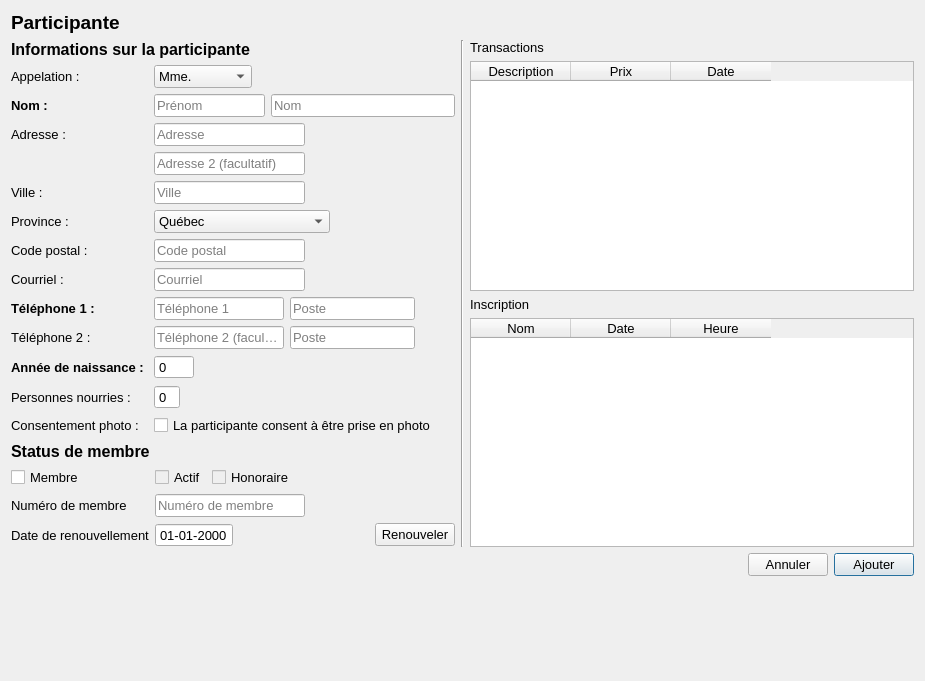
Above: guide/interface/ui/participante.ui from samueldrouin/PyGuide before the change. Below: the same form after it.
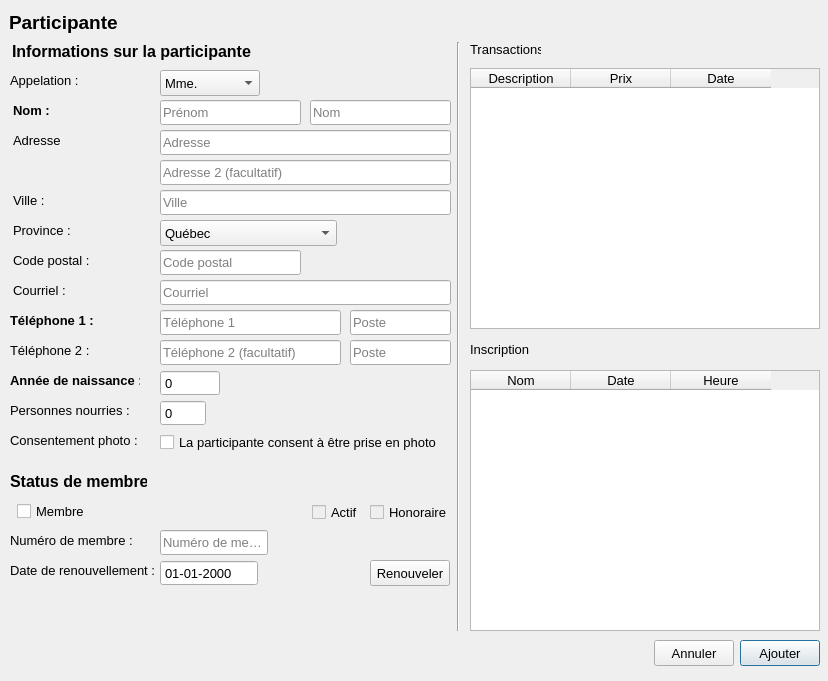
That is the form after the change.

Commit message: Amélioration de l'interface du dialog des participante

```diff
--- a/guide/interface/ui/participante.ui
+++ b/guide/interface/ui/participante.ui
@@ -6,14 +6,14 @@
    <rect>
     <x>0</x>
     <y>0</y>
-    <width>925</width>
+    <width>828</width>
     <height>681</height>
    </rect>
   </property>
   <property name="minimumSize">
    <size>
-    <width>925</width>
-    <height>681</height>
+    <width>0</width>
+    <height>0</height>
    </size>
   </property>
   <property name="font">
@@ -25,9 +25,15 @@
   <property name="windowTitle">
    <string>Participante</string>
   </property>
-  <layout class="QVBoxLayout" name="verticalLayout_8">
-   <item>
     <widget class="QLabel" name="lbl_title">
+   <property name="geometry">
+    <rect>
+     <x>9</x>
+     <y>9</y>
+     <width>108</width>
+     <height>26</height>
+    </rect>
+   </property>
      <property name="sizePolicy">
       <sizepolicy hsizetype="Fixed" vsizetype="Fixed">
        <horstretch>0</horstretch>
@@ -45,15 +51,28 @@
       <string>Participante</string>
      </property>
     </widget>
-   </item>
-   <item>
-    <layout class="QHBoxLayout" name="horizontalLayout_17">
-     <item>
-      <layout class="QVBoxLayout" name="verticalLayout_3">
-       <item>
-        <layout class="QVBoxLayout" name="verticalLayout_2">
-         <item>
+  <widget class="Line" name="line">
+   <property name="geometry">
+    <rect>
+     <x>450</x>
+     <y>42</y>
+     <width>16</width>
+     <height>589</height>
+    </rect>
+   </property>
+   <property name="orientation">
+    <enum>Qt::Vertical</enum>
+   </property>
+  </widget>
           <widget class="QLabel" name="label_17">
+   <property name="geometry">
+    <rect>
+     <x>12</x>
+     <y>40</y>
+     <width>239</width>
+     <height>22</height>
+    </rect>
+   </property>
            <property name="font">
             <font>
              <pointsize>12</pointsize>
@@ -65,16 +84,215 @@
             <string>Informations sur la participante</string>
            </property>
           </widget>
-         </item>
-         <item>
-          <layout class="QFormLayout" name="formLayout">
-           <property name="labelAlignment">
-            <set>Qt::AlignLeading|Qt::AlignLeft|Qt::AlignVCenter</set>
-           </property>
-           <item row="0" column="1">
-            <layout class="QHBoxLayout" name="horizontalLayout_4">
-             <item>
+  <widget class="QLabel" name="label">
+   <property name="geometry">
+    <rect>
+     <x>13</x>
+     <y>100</y>
+     <width>41</width>
+     <height>21</height>
+    </rect>
+   </property>
+   <property name="font">
+    <font>
+     <weight>75</weight>
+     <bold>true</bold>
+    </font>
+   </property>
+   <property name="text">
+    <string>Nom : </string>
+   </property>
+  </widget>
+  <widget class="QLabel" name="label_3">
+   <property name="geometry">
+    <rect>
+     <x>13</x>
+     <y>130</y>
+     <width>52</width>
+     <height>21</height>
+    </rect>
+   </property>
+   <property name="text">
+    <string>Adresse :</string>
+   </property>
+  </widget>
+  <widget class="QLabel" name="label_13">
+   <property name="geometry">
+    <rect>
+     <x>13</x>
+     <y>173</y>
+     <width>16</width>
+     <height>17</height>
+    </rect>
+   </property>
+   <property name="text">
+    <string/>
+   </property>
+  </widget>
+  <widget class="QLabel" name="label_4">
+   <property name="geometry">
+    <rect>
+     <x>13</x>
+     <y>190</y>
+     <width>35</width>
+     <height>21</height>
+    </rect>
+   </property>
+   <property name="text">
+    <string>Ville : </string>
+   </property>
+  </widget>
+  <widget class="QLabel" name="label_5">
+   <property name="geometry">
+    <rect>
+     <x>13</x>
+     <y>220</y>
+     <width>59</width>
+     <height>21</height>
+    </rect>
+   </property>
+   <property name="text">
+    <string>Province : </string>
+   </property>
+  </widget>
+  <widget class="QLabel" name="label_6">
+   <property name="geometry">
+    <rect>
+     <x>13</x>
+     <y>250</y>
+     <width>79</width>
+     <height>21</height>
+    </rect>
+   </property>
+   <property name="text">
+    <string>Code postal : </string>
+   </property>
+  </widget>
+  <widget class="QLabel" name="label_7">
+   <property name="geometry">
+    <rect>
+     <x>10</x>
+     <y>310</y>
+     <width>85</width>
+     <height>21</height>
+    </rect>
+   </property>
+   <property name="font">
+    <font>
+     <weight>75</weight>
+     <bold>true</bold>
+    </font>
+   </property>
+   <property name="text">
+    <string>Téléphone 1 : </string>
+   </property>
+  </widget>
+  <widget class="QLabel" name="label_8">
+   <property name="geometry">
+    <rect>
+     <x>10</x>
+     <y>340</y>
+     <width>80</width>
+     <height>21</height>
+    </rect>
+   </property>
+   <property name="text">
+    <string>Téléphone 2 : </string>
+   </property>
+  </widget>
+  <widget class="QLabel" name="lbl_annee_naissance">
+   <property name="geometry">
+    <rect>
+     <x>10</x>
+     <y>370</y>
+     <width>130</width>
+     <height>21</height>
+    </rect>
+   </property>
+   <property name="font">
+    <font>
+     <weight>75</weight>
+     <bold>true</bold>
+    </font>
+   </property>
+   <property name="text">
+    <string>Année de naissance : </string>
+   </property>
+  </widget>
+  <widget class="QLabel" name="lbl_personne_nourries">
+   <property name="geometry">
+    <rect>
+     <x>10</x>
+     <y>400</y>
+     <width>119</width>
+     <height>21</height>
+    </rect>
+   </property>
+   <property name="text">
+    <string>Personnes nourries : </string>
+   </property>
+  </widget>
+  <widget class="QLabel" name="lbl_consentement">
+   <property name="geometry">
+    <rect>
+     <x>10</x>
+     <y>430</y>
+     <width>132</width>
+     <height>21</height>
+    </rect>
+   </property>
+   <property name="text">
+    <string>Consentement photo : </string>
+   </property>
+  </widget>
+  <widget class="QLabel" name="label_2">
+   <property name="geometry">
+    <rect>
+     <x>10</x>
+     <y>70</y>
+     <width>73</width>
+     <height>21</height>
+    </rect>
+   </property>
+   <property name="text">
+    <string>Appelation : </string>
+   </property>
+  </widget>
+  <widget class="QCheckBox" name="cbx_photo">
+   <property name="geometry">
+    <rect>
+     <x>160</x>
+     <y>430</y>
+     <width>282</width>
+     <height>24</height>
+    </rect>
+   </property>
+   <property name="text">
+    <string>La participante consent à être prise en photo</string>
+   </property>
+  </widget>
+  <widget class="QLabel" name="label_12">
+   <property name="geometry">
+    <rect>
+     <x>13</x>
+     <y>280</y>
+     <width>56</width>
+     <height>21</height>
+    </rect>
+   </property>
+   <property name="text">
+    <string>Courriel : </string>
+   </property>
+  </widget>
               <widget class="QComboBox" name="cbx_appelation">
+   <property name="geometry">
+    <rect>
+     <x>160</x>
+     <y>70</y>
+     <width>100</width>
+     <height>26</height>
+    </rect>
+   </property>
                <item>
                 <property name="text">
                  <string>Mme.</string>
@@ -111,76 +329,15 @@
                 </property>
                </item>
               </widget>
-             </item>
-             <item>
-              <spacer name="horizontalSpacer">
-               <property name="orientation">
-                <enum>Qt::Horizontal</enum>
-               </property>
-               <property name="sizeHint" stdset="0">
-                <size>
-                 <width>40</width>
-                 <height>20</height>
-                </size>
-               </property>
-              </spacer>
-             </item>
-            </layout>
-           </item>
-           <item row="1" column="0">
-            <widget class="QLabel" name="label">
-             <property name="font">
-              <font>
-               <weight>75</weight>
-               <bold>true</bold>
-              </font>
-             </property>
-             <property name="text">
-              <string>Nom : </string>
-             </property>
-            </widget>
-           </item>
-           <item row="1" column="1">
-            <layout class="QHBoxLayout" name="horizontalLayout">
-             <item>
-              <widget class="QLineEdit" name="txt_prenom">
-               <property name="sizePolicy">
-                <sizepolicy hsizetype="Expanding" vsizetype="Fixed">
-                 <horstretch>3</horstretch>
-                 <verstretch>0</verstretch>
-                </sizepolicy>
-               </property>
-               <property name="placeholderText">
-                <string>Prénom</string>
-               </property>
-              </widget>
-             </item>
-             <item>
-              <widget class="QLineEdit" name="txt_nom">
-               <property name="sizePolicy">
-                <sizepolicy hsizetype="Expanding" vsizetype="Fixed">
-                 <horstretch>5</horstretch>
-                 <verstretch>0</verstretch>
-                </sizepolicy>
-               </property>
-               <property name="placeholderText">
-                <string>Nom</string>
-               </property>
-              </widget>
-             </item>
-            </layout>
-           </item>
-           <item row="2" column="0">
-            <widget class="QLabel" name="label_3">
-             <property name="text">
-              <string>Adresse :</string>
-             </property>
-            </widget>
-           </item>
-           <item row="2" column="1">
-            <layout class="QHBoxLayout" name="horizontalLayout_5">
-             <item>
               <widget class="QLineEdit" name="txt_adresse1">
+   <property name="geometry">
+    <rect>
+     <x>160</x>
+     <y>130</y>
+     <width>291</width>
+     <height>25</height>
+    </rect>
+   </property>
                <property name="sizePolicy">
                 <sizepolicy hsizetype="Expanding" vsizetype="Fixed">
                  <horstretch>0</horstretch>
@@ -191,95 +348,41 @@
                 <string>Adresse</string>
                </property>
               </widget>
-             </item>
-             <item>
-              <spacer name="horizontalSpacer_3">
-               <property name="orientation">
-                <enum>Qt::Horizontal</enum>
-               </property>
-               <property name="sizeHint" stdset="0">
-                <size>
-                 <width>40</width>
-                 <height>20</height>
-                </size>
-               </property>
-              </spacer>
-             </item>
-            </layout>
-           </item>
-           <item row="3" column="0">
-            <widget class="QLabel" name="label_13">
-             <property name="text">
-              <string/>
-             </property>
-            </widget>
-           </item>
-           <item row="3" column="1">
-            <layout class="QHBoxLayout" name="horizontalLayout_6">
-             <item>
               <widget class="QLineEdit" name="txt_adresse2">
+   <property name="geometry">
+    <rect>
+     <x>160</x>
+     <y>160</y>
+     <width>291</width>
+     <height>25</height>
+    </rect>
+   </property>
                <property name="placeholderText">
                 <string>Adresse 2 (facultatif)</string>
                </property>
               </widget>
-             </item>
-             <item>
-              <spacer name="horizontalSpacer_2">
-               <property name="orientation">
-                <enum>Qt::Horizontal</enum>
-               </property>
-               <property name="sizeHint" stdset="0">
-                <size>
-                 <width>40</width>
-                 <height>20</height>
-                </size>
-               </property>
-              </spacer>
-             </item>
-            </layout>
-           </item>
-           <item row="4" column="0">
-            <widget class="QLabel" name="label_4">
-             <property name="text">
-              <string>Ville : </string>
-             </property>
-            </widget>
-           </item>
-           <item row="4" column="1">
-            <layout class="QHBoxLayout" name="horizontalLayout_7">
-             <item>
               <widget class="QLineEdit" name="txt_ville">
+   <property name="geometry">
+    <rect>
+     <x>160</x>
+     <y>190</y>
+     <width>291</width>
+     <height>25</height>
+    </rect>
+   </property>
                <property name="placeholderText">
                 <string>Ville</string>
                </property>
               </widget>
-             </item>
-             <item>
-              <spacer name="horizontalSpacer_4">
-               <property name="orientation">
-                <enum>Qt::Horizontal</enum>
-               </property>
-               <property name="sizeHint" stdset="0">
-                <size>
-                 <width>40</width>
-                 <height>20</height>
-                </size>
-               </property>
-              </spacer>
-             </item>
-            </layout>
-           </item>
-           <item row="5" column="0">
-            <widget class="QLabel" name="label_5">
-             <property name="text">
-              <string>Province : </string>
-             </property>
-            </widget>
-           </item>
-           <item row="5" column="1">
-            <layout class="QHBoxLayout" name="horizontalLayout_8">
-             <item>
               <widget class="QComboBox" name="cbx_province">
+   <property name="geometry">
+    <rect>
+     <x>160</x>
+     <y>220</y>
+     <width>177</width>
+     <height>26</height>
+    </rect>
+   </property>
                <item>
                 <property name="text">
                  <string>Québec</string>
@@ -346,70 +449,28 @@
                 </property>
                </item>
               </widget>
-             </item>
-             <item>
-              <spacer name="horizontalSpacer_5">
-               <property name="orientation">
-                <enum>Qt::Horizontal</enum>
-               </property>
-               <property name="sizeHint" stdset="0">
-                <size>
-                 <width>40</width>
-                 <height>20</height>
-                </size>
-               </property>
-              </spacer>
-             </item>
-            </layout>
-           </item>
-           <item row="6" column="0">
-            <widget class="QLabel" name="label_6">
-             <property name="text">
-              <string>Code postal : </string>
-             </property>
-            </widget>
-           </item>
-           <item row="6" column="1">
-            <layout class="QHBoxLayout" name="horizontalLayout_9">
-             <item>
               <widget class="QLineEdit" name="txt_code_postal">
+   <property name="geometry">
+    <rect>
+     <x>160</x>
+     <y>250</y>
+     <width>141</width>
+     <height>25</height>
+    </rect>
+   </property>
                <property name="placeholderText">
                 <string>Code postal</string>
                </property>
               </widget>
-             </item>
-             <item>
-              <spacer name="horizontalSpacer_6">
-               <property name="orientation">
-                <enum>Qt::Horizontal</enum>
-               </property>
-               <property name="sizeHint" stdset="0">
-                <size>
-                 <width>40</width>
-                 <height>20</height>
-                </size>
-               </property>
-              </spacer>
-             </item>
-            </layout>
-           </item>
-           <item row="8" column="0">
-            <widget class="QLabel" name="label_7">
-             <property name="font">
-              <font>
-               <weight>75</weight>
-               <bold>true</bold>
-              </font>
-             </property>
-             <property name="text">
-              <string>Téléphone 1 : </string>
-             </property>
-            </widget>
-           </item>
-           <item row="8" column="1">
-            <layout class="QHBoxLayout" name="horizontalLayout_2">
-             <item>
               <widget class="QLineEdit" name="txt_telephone1">
+   <property name="geometry">
+    <rect>
+     <x>160</x>
+     <y>310</y>
+     <width>181</width>
+     <height>25</height>
+    </rect>
+   </property>
                <property name="sizePolicy">
                 <sizepolicy hsizetype="Expanding" vsizetype="Fixed">
                  <horstretch>1</horstretch>
@@ -420,40 +481,28 @@
                 <string>Téléphone 1</string>
                </property>
               </widget>
-             </item>
-             <item>
               <widget class="QLineEdit" name="txt_poste1">
+   <property name="geometry">
+    <rect>
+     <x>350</x>
+     <y>310</y>
+     <width>101</width>
+     <height>25</height>
+    </rect>
+   </property>
                <property name="placeholderText">
                 <string>Poste</string>
                </property>
               </widget>
-             </item>
-             <item>
-              <spacer name="horizontalSpacer_7">
-               <property name="orientation">
-                <enum>Qt::Horizontal</enum>
-               </property>
-               <property name="sizeHint" stdset="0">
-                <size>
-                 <width>40</width>
-                 <height>20</height>
-                </size>
-               </property>
-              </spacer>
-             </item>
-            </layout>
-           </item>
-           <item row="9" column="0">
-            <widget class="QLabel" name="label_8">
-             <property name="text">
-              <string>Téléphone 2 : </string>
-             </property>
-            </widget>
-           </item>
-           <item row="9" column="1">
-            <layout class="QHBoxLayout" name="horizontalLayout_3">
-             <item>
               <widget class="QLineEdit" name="txt_telephone2">
+   <property name="geometry">
+    <rect>
+     <x>160</x>
+     <y>340</y>
+     <width>181</width>
+     <height>25</height>
+    </rect>
+   </property>
                <property name="sizePolicy">
                 <sizepolicy hsizetype="Expanding" vsizetype="Fixed">
                  <horstretch>1</horstretch>
@@ -464,49 +513,28 @@
                 <string>Téléphone 2 (facultatif)</string>
                </property>
               </widget>
-             </item>
-             <item>
               <widget class="QLineEdit" name="txt_poste2">
+   <property name="geometry">
+    <rect>
+     <x>350</x>
+     <y>340</y>
+     <width>101</width>
+     <height>25</height>
+    </rect>
+   </property>
                <property name="placeholderText">
                 <string>Poste</string>
                </property>
               </widget>
-             </item>
-             <item>
-              <spacer name="horizontalSpacer_8">
-               <property name="orientation">
-                <enum>Qt::Horizontal</enum>
-               </property>
-               <property name="sizeType">
-                <enum>QSizePolicy::Expanding</enum>
-               </property>
-               <property name="sizeHint" stdset="0">
-                <size>
-                 <width>40</width>
-                 <height>20</height>
-                </size>
-               </property>
-              </spacer>
-             </item>
-            </layout>
-           </item>
-           <item row="10" column="0">
-            <widget class="QLabel" name="lbl_annee_naissance">
-             <property name="font">
-              <font>
-               <weight>75</weight>
-               <bold>true</bold>
-              </font>
-             </property>
-             <property name="text">
-              <string>Année de naissance : </string>
-             </property>
-            </widget>
-           </item>
-           <item row="10" column="1">
-            <layout class="QHBoxLayout" name="horizontalLayout_10">
-             <item>
               <widget class="QSpinBox" name="sbx_annee_naissance">
+   <property name="geometry">
+    <rect>
+     <x>160</x>
+     <y>370</y>
+     <width>60</width>
+     <height>26</height>
+    </rect>
+   </property>
                <property name="buttonSymbols">
                 <enum>QAbstractSpinBox::NoButtons</enum>
                </property>
@@ -514,33 +542,15 @@
                 <number>3000</number>
                </property>
               </widget>
-             </item>
-             <item>
-              <spacer name="horizontalSpacer_9">
-               <property name="orientation">
-                <enum>Qt::Horizontal</enum>
-               </property>
-               <property name="sizeHint" stdset="0">
-                <size>
-                 <width>40</width>
-                 <height>20</height>
-                </size>
-               </property>
-              </spacer>
-             </item>
-            </layout>
-           </item>
-           <item row="11" column="0">
-            <widget class="QLabel" name="lbl_personne_nourries">
-             <property name="text">
-              <string>Personnes nourries : </string>
-             </property>
-            </widget>
-           </item>
-           <item row="11" column="1">
-            <layout class="QHBoxLayout" name="horizontalLayout_11">
-             <item>
               <widget class="QSpinBox" name="sbx_personnes_nourries">
+   <property name="geometry">
+    <rect>
+     <x>160</x>
+     <y>400</y>
+     <width>46</width>
+     <height>26</height>
+    </rect>
+   </property>
                <property name="buttonSymbols">
                 <enum>QAbstractSpinBox::NoButtons</enum>
                </property>
@@ -548,82 +558,142 @@
                 <number>0</number>
                </property>
               </widget>
-             </item>
-             <item>
-              <spacer name="horizontalSpacer_10">
-               <property name="orientation">
-                <enum>Qt::Horizontal</enum>
-               </property>
-               <property name="sizeHint" stdset="0">
-                <size>
-                 <width>40</width>
-                 <height>20</height>
-                </size>
-               </property>
-              </spacer>
-             </item>
-            </layout>
-           </item>
-           <item row="12" column="0">
-            <widget class="QLabel" name="lbl_consentement">
-             <property name="text">
-              <string>Consentement photo : </string>
-             </property>
-            </widget>
-           </item>
-           <item row="0" column="0">
-            <widget class="QLabel" name="label_2">
-             <property name="text">
-              <string>Appelation : </string>
-             </property>
-            </widget>
-           </item>
-           <item row="12" column="1">
-            <widget class="QCheckBox" name="cbx_photo">
-             <property name="text">
-              <string>La participante consent à être prise en photo</string>
-             </property>
-            </widget>
-           </item>
-           <item row="7" column="0">
-            <widget class="QLabel" name="label_12">
-             <property name="text">
-              <string>Courriel : </string>
-             </property>
-            </widget>
-           </item>
-           <item row="7" column="1">
-            <layout class="QHBoxLayout" name="horizontalLayout_14">
-             <item>
               <widget class="QLineEdit" name="txt_email">
+   <property name="geometry">
+    <rect>
+     <x>160</x>
+     <y>280</y>
+     <width>291</width>
+     <height>25</height>
+    </rect>
+   </property>
                <property name="placeholderText">
                 <string>Courriel</string>
                </property>
               </widget>
-             </item>
-             <item>
-              <spacer name="horizontalSpacer_12">
-               <property name="orientation">
-                <enum>Qt::Horizontal</enum>
-               </property>
-               <property name="sizeHint" stdset="0">
-                <size>
-                 <width>40</width>
-                 <height>20</height>
-                </size>
-               </property>
-              </spacer>
-             </item>
-            </layout>
-           </item>
-          </layout>
-         </item>
-        </layout>
-       </item>
-       <item>
-        <layout class="QVBoxLayout" name="verticalLayout">
-         <item>
+  <widget class="QLineEdit" name="txt_prenom">
+   <property name="geometry">
+    <rect>
+     <x>160</x>
+     <y>100</y>
+     <width>141</width>
+     <height>25</height>
+    </rect>
+   </property>
+   <property name="sizePolicy">
+    <sizepolicy hsizetype="Expanding" vsizetype="Fixed">
+     <horstretch>3</horstretch>
+     <verstretch>0</verstretch>
+    </sizepolicy>
+   </property>
+   <property name="placeholderText">
+    <string>Prénom</string>
+   </property>
+  </widget>
+  <widget class="QLineEdit" name="txt_nom">
+   <property name="geometry">
+    <rect>
+     <x>310</x>
+     <y>100</y>
+     <width>141</width>
+     <height>25</height>
+    </rect>
+   </property>
+   <property name="sizePolicy">
+    <sizepolicy hsizetype="Expanding" vsizetype="Fixed">
+     <horstretch>5</horstretch>
+     <verstretch>0</verstretch>
+    </sizepolicy>
+   </property>
+   <property name="placeholderText">
+    <string>Nom</string>
+   </property>
+  </widget>
+  <widget class="QTableWidget" name="tbl_transaction">
+   <property name="geometry">
+    <rect>
+     <x>470</x>
+     <y>68</y>
+     <width>350</width>
+     <height>261</height>
+    </rect>
+   </property>
+   <column>
+    <property name="text">
+     <string>Description</string>
+    </property>
+   </column>
+   <column>
+    <property name="text">
+     <string>Prix</string>
+    </property>
+   </column>
+   <column>
+    <property name="text">
+     <string>Date</string>
+    </property>
+   </column>
+  </widget>
+  <widget class="QLabel" name="lbl_transaction">
+   <property name="geometry">
+    <rect>
+     <x>470</x>
+     <y>40</y>
+     <width>71</width>
+     <height>18</height>
+    </rect>
+   </property>
+   <property name="text">
+    <string>Transactions</string>
+   </property>
+  </widget>
+  <widget class="QLabel" name="lbl_inscription">
+   <property name="geometry">
+    <rect>
+     <x>470</x>
+     <y>340</y>
+     <width>61</width>
+     <height>18</height>
+    </rect>
+   </property>
+   <property name="text">
+    <string>Inscription</string>
+   </property>
+  </widget>
+  <widget class="QTableWidget" name="tbl_inscription">
+   <property name="geometry">
+    <rect>
+     <x>470</x>
+     <y>370</y>
+     <width>350</width>
+     <height>261</height>
+    </rect>
+   </property>
+   <column>
+    <property name="text">
+     <string>Nom</string>
+    </property>
+   </column>
+   <column>
+    <property name="text">
+     <string>Date</string>
+    </property>
+   </column>
+   <column>
+    <property name="text">
+     <string>Heure</string>
+    </property>
+   </column>
+  </widget>
           <widget class="QLabel" name="lbl_membre">
+   <property name="geometry">
+    <rect>
+     <x>10</x>
+     <y>470</y>
+     <width>137</width>
+     <height>22</height>
+    </rect>
+   </property>
            <property name="font">
             <font>
              <pointsize>12</pointsize>
@@ -635,14 +705,50 @@
             <string>Status de membre</string>
            </property>
           </widget>
-         </item>
-         <item>
-          <layout class="QFormLayout" name="formLayout_2">
-           <item row="0" column="0">
+  <widget class="QPushButton" name="btn_cancel">
+   <property name="geometry">
+    <rect>
+     <x>654</x>
+     <y>640</y>
+     <width>80</width>
+     <height>26</height>
+    </rect>
+   </property>
+   <property name="text">
+    <string>Annuler</string>
+   </property>
+   <property name="autoDefault">
+    <bool>false</bool>
+   </property>
+  </widget>
+  <widget class="QPushButton" name="btn_add">
+   <property name="geometry">
+    <rect>
+     <x>740</x>
+     <y>640</y>
+     <width>80</width>
+     <height>26</height>
+    </rect>
+   </property>
+   <property name="text">
+    <string>Ajouter</string>
+   </property>
+   <property name="default">
+    <bool>true</bool>
+   </property>
+  </widget>
             <widget class="QCheckBox" name="chk_membre">
              <property name="enabled">
               <bool>true</bool>
              </property>
+   <property name="geometry">
+    <rect>
+     <x>17</x>
+     <y>499</y>
+     <width>74</width>
+     <height>24</height>
+    </rect>
+   </property>
              <property name="palette">
               <palette>
                <active>
@@ -690,14 +796,44 @@
               <bool>false</bool>
              </property>
             </widget>
-           </item>
-           <item row="0" column="1">
-            <layout class="QHBoxLayout" name="horizontalLayout_12">
-             <item>
+  <widget class="QLabel" name="lbl_numero_membre">
+   <property name="geometry">
+    <rect>
+     <x>10</x>
+     <y>530</y>
+     <width>131</width>
+     <height>21</height>
+    </rect>
+   </property>
+   <property name="text">
+    <string>Numéro de membre :  </string>
+   </property>
+  </widget>
+  <widget class="QLabel" name="lbl_renouvellement">
+   <property name="geometry">
+    <rect>
+     <x>10</x>
+     <y>560</y>
+     <width>151</width>
+     <height>21</height>
+    </rect>
+   </property>
+   <property name="text">
+    <string>Date de renouvellement : </string>
+   </property>
+  </widget>
               <widget class="QCheckBox" name="chk_actif">
                <property name="enabled">
                 <bool>false</bool>
                </property>
+   <property name="geometry">
+    <rect>
+     <x>312</x>
+     <y>500</y>
+     <width>52</width>
+     <height>24</height>
+    </rect>
+   </property>
                <property name="palette">
                 <palette>
                  <active>
@@ -742,12 +878,18 @@
                 <bool>true</bool>
                </property>
               </widget>
-             </item>
-             <item>
               <widget class="QCheckBox" name="chk_honoraire">
                <property name="enabled">
                 <bool>false</bool>
                </property>
+   <property name="geometry">
+    <rect>
+     <x>370</x>
+     <y>500</y>
+     <width>83</width>
+     <height>24</height>
+    </rect>
+   </property>
                <property name="palette">
                 <palette>
                  <active>
@@ -798,40 +940,15 @@
                 <bool>false</bool>
                </property>
               </widget>
-             </item>
-             <item>
-              <spacer name="horizontalSpacer_15">
-               <property name="orientation">
-                <enum>Qt::Horizontal</enum>
-               </property>
-               <property name="sizeHint" stdset="0">
-                <size>
-                 <width>40</width>
-                 <height>20</height>
-                </size>
-               </property>
-              </spacer>
-             </item>
-            </layout>
-           </item>
-           <item row="1" column="0">
-            <widget class="QLabel" name="lbl_numero_membre">
-             <property name="text">
-              <string>Numéro de membre</string>
-             </property>
-            </widget>
-           </item>
-           <item row="2" column="0">
-            <widget class="QLabel" name="lbl_renouvellement">
-             <property name="text">
-              <string>Date de renouvellement</string>
-             </property>
-            </widget>
-           </item>
-           <item row="2" column="1">
-            <layout class="QHBoxLayout" name="horizontalLayout_15">
-             <item>
               <widget class="QDateEdit" name="ded_renouvellement">
+   <property name="geometry">
+    <rect>
+     <x>160</x>
+     <y>560</y>
+     <width>98</width>
+     <height>26</height>
+    </rect>
+   </property>
                <property name="readOnly">
                 <bool>true</bool>
                </property>
@@ -845,22 +962,15 @@
                 <bool>false</bool>
                </property>
               </widget>
-             </item>
-             <item>
-              <spacer name="horizontalSpacer_14">
-               <property name="orientation">
-                <enum>Qt::Horizontal</enum>
-               </property>
-               <property name="sizeHint" stdset="0">
-                <size>
-                 <width>40</width>
-                 <height>20</height>
-                </size>
-               </property>
-              </spacer>
-             </item>
-             <item>
               <widget class="QPushButton" name="btn_renew">
+   <property name="geometry">
+    <rect>
+     <x>370</x>
+     <y>560</y>
+     <width>80</width>
+     <height>26</height>
+    </rect>
+   </property>
                <property name="text">
                 <string>Renouveler</string>
                </property>
@@ -868,13 +978,15 @@
                 <bool>false</bool>
                </property>
               </widget>
-             </item>
-            </layout>
-           </item>
-           <item row="1" column="1">
-            <layout class="QHBoxLayout" name="horizontalLayout_16">
-             <item>
               <widget class="QLineEdit" name="txt_numero_membre">
+   <property name="geometry">
+    <rect>
+     <x>160</x>
+     <y>530</y>
+     <width>108</width>
+     <height>25</height>
+    </rect>
+   </property>
                <property name="minimumSize">
                 <size>
                  <width>0</width>
@@ -888,152 +1000,6 @@
                 <string>Numéro de membre</string>
                </property>
               </widget>
-             </item>
-             <item>
-              <spacer name="horizontalSpacer_13">
-               <property name="orientation">
-                <enum>Qt::Horizontal</enum>
-               </property>
-               <property name="sizeHint" stdset="0">
-                <size>
-                 <width>40</width>
-                 <height>20</height>
-                </size>
-               </property>
-              </spacer>
-             </item>
-            </layout>
-           </item>
-          </layout>
-         </item>
-        </layout>
-       </item>
-      </layout>
-     </item>
-     <item>
-      <widget class="Line" name="line">
-       <property name="orientation">
-        <enum>Qt::Vertical</enum>
-       </property>
-      </widget>
-     </item>
-     <item>
-      <layout class="QVBoxLayout" name="verticalLayout_7">
-       <item>
-        <layout class="QVBoxLayout" name="verticalLayout_4">
-         <item>
-          <widget class="QLabel" name="lbl_transaction">
-           <property name="text">
-            <string>Transactions</string>
-           </property>
-          </widget>
-         </item>
-         <item>
-          <widget class="QTableWidget" name="tbl_transaction">
-           <column>
-            <property name="text">
-             <string>Description</string>
-            </property>
-           </column>
-           <column>
-            <property name="text">
-             <string>Prix</string>
-            </property>
-           </column>
-           <column>
-            <property name="text">
-             <string>Date</string>
-            </property>
-           </column>
-          </widget>
-         </item>
-        </layout>
-       </item>
-       <item>
-        <layout class="QVBoxLayout" name="verticalLayout_6">
-         <item>
-          <widget class="QLabel" name="lbl_inscription">
-           <property name="text">
-            <string>Inscription</string>
-           </property>
-          </widget>
-         </item>
-         <item>
-          <widget class="QTableWidget" name="tbl_inscription">
-           <column>
-            <property name="text">
-             <string>Nom</string>
-            </property>
-           </column>
-           <column>
-            <property name="text">
-             <string>Date</string>
-            </property>
-           </column>
-           <column>
-            <property name="text">
-             <string>Heure</string>
-            </property>
-           </column>
-          </widget>
-         </item>
-        </layout>
-       </item>
-      </layout>
-     </item>
-    </layout>
-   </item>
-   <item>
-    <layout class="QHBoxLayout" name="horizontalLayout_13">
-     <item>
-      <spacer name="horizontalSpacer_11">
-       <property name="orientation">
-        <enum>Qt::Horizontal</enum>
-       </property>
-       <property name="sizeHint" stdset="0">
-        <size>
-         <width>40</width>
-         <height>20</height>
-        </size>
-       </property>
-      </spacer>
-     </item>
-     <item>
-      <widget class="QPushButton" name="btn_cancel">
-       <property name="text">
-        <string>Annuler</string>
-       </property>
-       <property name="autoDefault">
-        <bool>false</bool>
-       </property>
-      </widget>
-     </item>
-     <item>
-      <widget class="QPushButton" name="btn_add">
-       <property name="text">
-        <string>Ajouter</string>
-       </property>
-       <property name="default">
-        <bool>true</bool>
-       </property>
-      </widget>
-     </item>
-    </layout>
-   </item>
-   <item>
-    <spacer name="verticalSpacer">
-     <property name="orientation">
-      <enum>Qt::Vertical</enum>
-     </property>
-     <property name="sizeHint" stdset="0">
-      <size>
-       <width>20</width>
-       <height>40</height>
-      </size>
-     </property>
-    </spacer>
-   </item>
-  </layout>
  </widget>
  <tabstops>
   <tabstop>cbx_appelation</tabstop>
```
Lines whose indentation alone changed are shown as unchanged. The commit also changes 1 other file.
